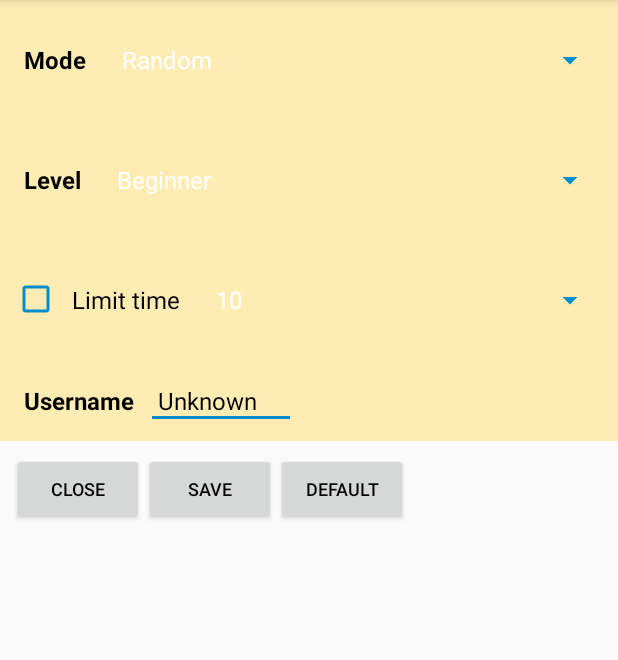
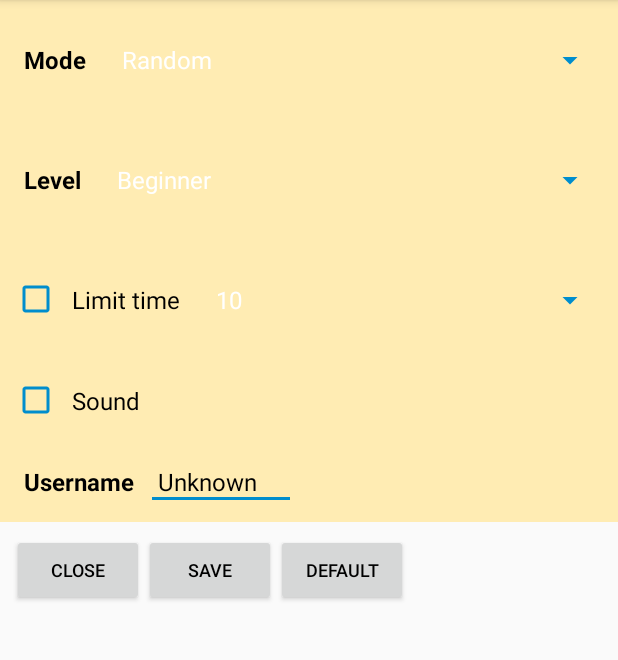
Before and after one commit to wonsang/CalculusQuiz, an Android app: the screen it shows after launch (SettingActivity), after a tap on "SETTING", on a phone screen of 412 x 824 dp, the part 84-744 px from its top. Run offline under Robolectric (Android 15) with nearby library versions, the phone set to English and light mode, and no system bars; 1 other tap on this screen came first.

Commit message:
Added sound

```diff
--- a/src/app/src/main/java/com/wy/calculus/MainActivity.java
+++ b/src/app/src/main/java/com/wy/calculus/MainActivity.java
@@ -88,6 +88,7 @@ public class MainActivity extends Activity {
 	private double opmode = 0;
 	private String username = "";
 	private double delta = 0;
+	private double issound = 0;
 
 	private ArrayList<String> rankusers = new ArrayList<String>();
 	private ArrayList<Double> rankscores = new ArrayList<Double>();
@@ -98,6 +99,7 @@ public class MainActivity extends Activity {
 	private SharedPreferences config;
 	private Intent settingintent = new Intent();
 	private Vibrator ansvibrator;
+	private MediaPlayer soundintent;
 
 
 	@Override
@@ -169,6 +171,7 @@ public class MainActivity extends Activity {
 
 		ansvibrator = (Vibrator) getSystemService(Context.VIBRATOR_SERVICE);
 
+
 		submitbutton.setOnClickListener(new View.OnClickListener() {
 			@Override
 			public void onClick(View _v) {
@@ -222,6 +225,9 @@ public class MainActivity extends Activity {
 		settingbutton.setOnClickListener(new View.OnClickListener() {
 			@Override
 			public void onClick(View _v) {
+				if (0 < issound) {
+					soundintent.pause();
+				}
 				settingintent.setClass(getApplicationContext(), SettingActivity.class);
 				startActivity(settingintent);
 			}
@@ -319,6 +325,11 @@ public class MainActivity extends Activity {
 		count = 0;
 		isreadysubmit = true;
 		_updatesetting();
+		if (0 < issound) {
+			soundintent = MediaPlayer.create(getApplicationContext(), R.raw.lalala);
+			soundintent.setLooping(true);
+			soundintent.start();
+		}
 		_newproblem();
 	}
 
@@ -510,6 +521,12 @@ public class MainActivity extends Activity {
 		else {
 			username = config.getString("username", "");
 		}
+		if (config.getString("issound", "").length() == 0) {
+			issound = 0;
+		}
+		else {
+			issound = Double.parseDouble(config.getString("issound", ""));
+		}
 	}
 	private void _updaterank () {
 		rankusers.clear();
--- a/src/app/src/main/java/com/wy/calculus/SettingActivity.java
+++ b/src/app/src/main/java/com/wy/calculus/SettingActivity.java
@@ -23,12 +23,14 @@ public class SettingActivity extends Activity {
 	private LinearLayout linear3;
 	private LinearLayout linear4;
 	private LinearLayout linear5;
+	private LinearLayout linear6;
 	private TextView textview_mode;
 	private Spinner spinner_mode;
 	private TextView textview_level;
 	private Spinner spinner_level;
 	private CheckBox checkbox_timelimit;
 	private Spinner spinner_maxtime;
+	private CheckBox checkbox_sound;
 	private TextView usertext;
 	private EditText useredit;
 	private Button button_close;
@@ -38,6 +40,7 @@ public class SettingActivity extends Activity {
 	private double mode = 0;
 	private double level = 0;
 	private double maxtime = 0;
+	private double issound = 0;
 
 	private ArrayList<String> modelist = new ArrayList<String>();
 	private ArrayList<String> levellist = new ArrayList<String>();
@@ -61,12 +64,14 @@ public class SettingActivity extends Activity {
 		linear3 = (LinearLayout) findViewById(R.id.linear3);
 		linear4 = (LinearLayout) findViewById(R.id.linear4);
 		linear5 = (LinearLayout) findViewById(R.id.linear5);
+		linear6 = (LinearLayout) findViewById(R.id.linear6);
 		textview_mode = (TextView) findViewById(R.id.textview_mode);
 		spinner_mode = (Spinner) findViewById(R.id.spinner_mode);
 		textview_level = (TextView) findViewById(R.id.textview_level);
 		spinner_level = (Spinner) findViewById(R.id.spinner_level);
 		checkbox_timelimit = (CheckBox) findViewById(R.id.checkbox_timelimit);
 		spinner_maxtime = (Spinner) findViewById(R.id.spinner_maxtime);
+		checkbox_sound = (CheckBox) findViewById(R.id.checkbox_sound);
 		usertext = (TextView) findViewById(R.id.usertext);
 		useredit = (EditText) findViewById(R.id.useredit);
 		button_close = (Button) findViewById(R.id.button_close);
@@ -96,7 +101,14 @@ public class SettingActivity extends Activity {
 				else {
 					maxtime = 0;
 				}
+				if (checkbox_sound.isChecked()) {
+					issound = 1;
+				}
+				else {
+					issound = 0;
+				}
 				config.edit().putString("maxtime", String.valueOf((long)(maxtime))).commit();
+				config.edit().putString("issound", String.valueOf((long)(issound))).commit();
 				config.edit().putString("username", useredit.getText().toString()).commit();
 				mainintent.setClass(getApplicationContext(), MainActivity.class);
 				startActivity(mainintent);
@@ -109,6 +121,7 @@ public class SettingActivity extends Activity {
 				spinner_level.setSelection((int)(1));
 				spinner_maxtime.setSelection((int)(1));
 				checkbox_timelimit.setChecked(false);
+				checkbox_sound.setChecked(false);
 				useredit.setText("Unknown");
 			}
 		});
@@ -167,6 +180,12 @@ public class SettingActivity extends Activity {
 		else {
 			useredit.setText(config.getString("username", ""));
 		}
+		if ((config.getString("issound", "").length() == 0) || (Double.parseDouble(config.getString("issound", "")) == 0)) {
+			checkbox_sound.setChecked(false);
+		}
+		else {
+			checkbox_sound.setChecked(true);
+		}
 	}
 
 
--- a/src/app/src/main/res/layout/setting.xml
+++ b/src/app/src/main/res/layout/setting.xml
@@ -89,6 +89,24 @@
 		android:background="#FFECB3"
 		android:orientation="horizontal"
 		>
+		<CheckBox
+			android:id="@+id/checkbox_sound"
+			android:layout_width="wrap_content"
+			android:layout_height="wrap_content"
+			android:padding="8dp"
+			android:text="Sound"
+			android:textSize="16sp"
+			android:textColor="#000000"
+			/>
+	</LinearLayout>
+	<LinearLayout
+		android:id="@+id/linear5"
+		android:layout_width="match_parent"
+		android:layout_height="wrap_content"
+		android:padding="8dp"
+		android:background="#FFECB3"
+		android:orientation="horizontal"
+		>
 		<TextView
 			android:id="@+id/usertext"
 			android:layout_width="wrap_content"
@@ -112,7 +130,7 @@
 			/>
 	</LinearLayout>
 	<LinearLayout
-		android:id="@+id/linear5"
+		android:id="@+id/linear6"
 		android:layout_width="match_parent"
 		android:layout_height="wrap_content"
 		android:padding="8dp"
```
Also changed, not shown: 2 other files.
